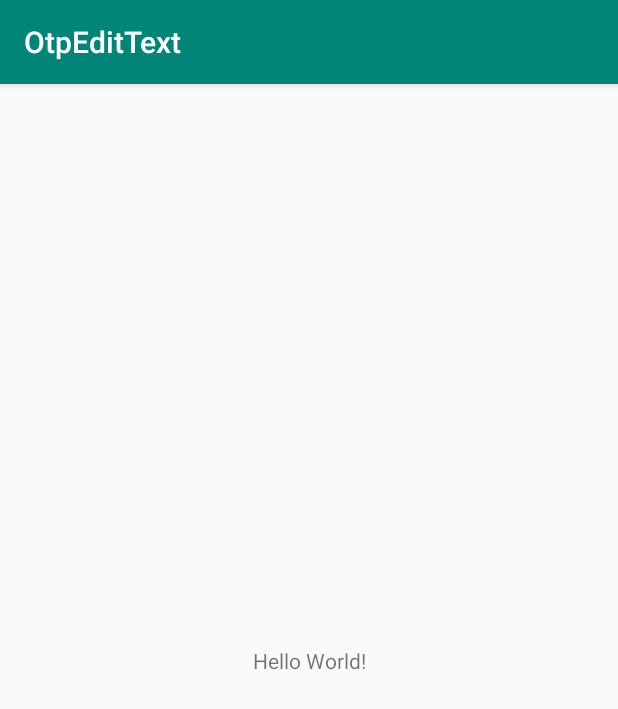
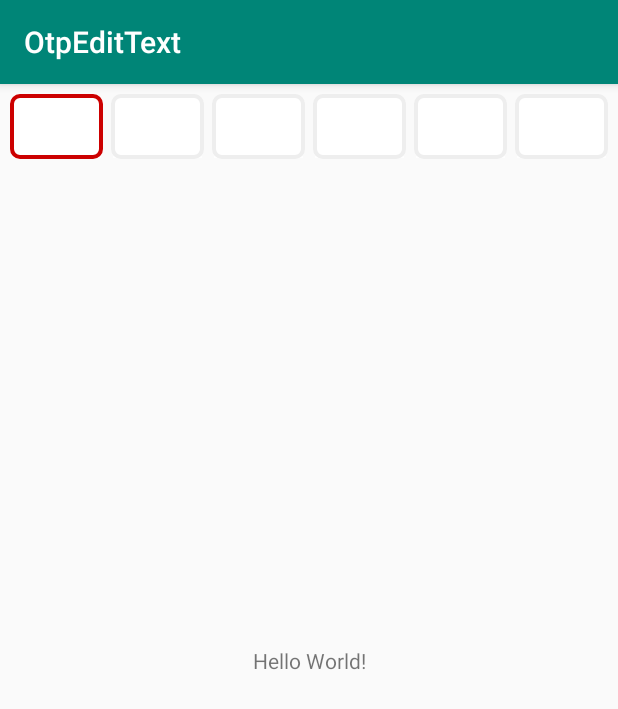
Before and after one commit to swapnil1104/PassCodeText, an Android app: the screen it shows after launch (MainActivity), on a phone screen of 412 x 824 dp. Shown: the top 709 px of the screen. Run offline under Robolectric (Android 15) with nearby library versions, the phone set to English and light mode, and no system bars.

```diff
--- a/app/build.gradle
+++ b/app/build.gradle
@@ -22,6 +22,9 @@ dependencies {
     implementation fileTree(dir: 'libs', include: ['*.jar'])
     implementation 'com.android.support:appcompat-v7:28.0.0'
     implementation 'com.android.support.constraint:constraint-layout:1.1.3'
+
+    implementation project(path: ':otpedittext2')
+
     testImplementation 'junit:junit:4.12'
     androidTestImplementation 'com.android.support.test:runner:1.0.2'
     androidTestImplementation 'com.android.support.test.espresso:espresso-core:3.0.2'
--- a/app/src/main/res/layout/activity_main.xml
+++ b/app/src/main/res/layout/activity_main.xml
@@ -15,4 +15,16 @@
         app:layout_constraintRight_toRightOf="parent"
         app:layout_constraintTop_toTopOf="parent" />
 
+    <com.broooapps.otpedittext2.OtpEditText
+        android:layout_width="match_parent"
+        android:layout_height="wrap_content"
+        android:clickable="false"
+        android:cursorVisible="false"
+        android:digits="0123456789"
+        android:inputType="number"
+        android:maxLength="6"
+        android:padding="8dp"
+        android:textSize="30sp"
+        app:layout_constraintTop_toTopOf="parent" />
+
 </android.support.constraint.ConstraintLayout>
--- /dev/null
+++ b/otpedittext2/src/main/java/com/broooapps/otpedittext2/OtpEditText.java
@@ -0,0 +1,189 @@
+package com.broooapps.otpedittext2;
+
+/**
+ * Created by Swapnil Tiwari on 2019-05-07.
+ * swapnil.tiwari@box8.in
+ */
+
+import android.content.Context;
+import android.content.res.TypedArray;
+import android.graphics.Canvas;
+import android.graphics.Color;
+import android.graphics.Paint;
+import android.support.v4.content.ContextCompat;
+import android.support.v7.widget.AppCompatEditText;
+import android.text.Editable;
+import android.text.TextPaint;
+import android.util.AttributeSet;
+import android.view.ActionMode;
+import android.view.Menu;
+import android.view.MenuItem;
+import android.view.View;
+
+
+public class OtpEditText extends AppCompatEditText {
+    public static final String XML_NAMESPACE_ANDROID = "http://schemas.android.com/apk/res/android";
+    private int defStyleAttr = 0;
+
+    private float mSpace = 8; //24 dp by default, space between the lines
+    private float mCharSize;
+    private float mNumChars = 6;
+    private float mLineSpacing = 10; //8dp by default, height of the text from our lines
+    private int mMaxLength = 6;
+
+    private OnClickListener mClickListener;
+
+    private float mLineStroke = 1; //1dp by default
+    private float mLineStrokeSelected = 2; //2dp by default
+    private Paint mLinesPaint;
+
+    private int mMainColor;
+    private int mSecondaryColor;
+    private int mTextColor;
+
+    private Paint mStrokePaint;
+
+    public OtpEditText(Context context) {
+        super(context);
+    }
+
+    public OtpEditText(Context context, AttributeSet attrs) {
+        super(context, attrs);
+        init(context, attrs);
+    }
+
+    public OtpEditText(Context context, AttributeSet attrs, int defStyleAttr) {
+        super(context, attrs, defStyleAttr);
+        this.defStyleAttr = defStyleAttr;
+        init(context, attrs);
+    }
+
+    private void init(Context context, AttributeSet attrs) {
+
+        getAttrsFromTypedArray(attrs);
+
+        float multi = context.getResources().getDisplayMetrics().density;
+        mLineStroke = multi * mLineStroke;
+        mLineStrokeSelected = multi * mLineStrokeSelected;
+        mLinesPaint = new Paint(getPaint());
+        mStrokePaint = new Paint(getPaint());
+        mStrokePaint.setStrokeWidth(4);
+        mStrokePaint.setStyle(Paint.Style.STROKE);
+        mLinesPaint.setStrokeWidth(mLineStroke);
+        setBackgroundResource(0);
+        mSpace = multi * mSpace; //convert to pixels for our density
+        mNumChars = mMaxLength;
+
+        //Disable copy paste
+        super.setCustomSelectionActionModeCallback(new ActionMode.Callback() {
+            public boolean onPrepareActionMode(ActionMode mode, Menu menu) {
+                return false;
+            }
+
+            public void onDestroyActionMode(ActionMode mode) {
+            }
+
+            public boolean onCreateActionMode(ActionMode mode, Menu menu) {
+                return false;
+            }
+
+            public boolean onActionItemClicked(ActionMode mode, MenuItem item) {
+                return false;
+            }
+        });
+        // When tapped, move cursor to end of text.
+        super.setOnClickListener(new OnClickListener() {
+            @Override
+            public void onClick(View v) {
+                setSelection(getText().length());
+                if (mClickListener != null) {
+                    mClickListener.onClick(v);
+                }
+            }
+        });
+
+    }
+
+    private void getAttrsFromTypedArray(AttributeSet attributeSet) {
+        final TypedArray a = getContext().obtainStyledAttributes(attributeSet, R.styleable.OtpEditText, defStyleAttr, 0);
+
+        mMaxLength = attributeSet.getAttributeIntValue(XML_NAMESPACE_ANDROID, "maxLength", 4);
+        mMainColor = a.getColor(R.styleable.OtpEditText_oev_primary_color, getResources().getColor(android.R.color.holo_red_dark));
+        mSecondaryColor = a.getColor(R.styleable.OtpEditText_oev_secondary_color, getResources().getColor(R.color.light_gray));
+        mTextColor = a.getColor(R.styleable.OtpEditText_oev_text_color, getResources().getColor(android.R.color.black));
+
+        a.recycle();
+    }
+
+    @Override
+    public void setOnClickListener(OnClickListener l) {
+        mClickListener = l;
+    }
+
+    @Override
+    public void setCustomSelectionActionModeCallback(ActionMode.Callback actionModeCallback) {
+        throw new RuntimeException("setCustomSelectionActionModeCallback() not supported.");
+    }
+
+    @Override
+    protected void onDraw(Canvas canvas) {
+        int availableWidth = getWidth() - getPaddingRight() - getPaddingLeft();
+        if (mSpace < 0) {
+            mCharSize = (availableWidth / (mNumChars * 2 - 1));
+        } else {
+            mCharSize = (availableWidth - (mSpace * (mNumChars - 1))) / mNumChars;
+        }
+
+        mLineSpacing = (float) (getHeight() * .7);
+
+        int startX = getPaddingLeft();
+        int bottom = getHeight() - getPaddingBottom();
+        int top = getPaddingTop();
+
+        //Text Width
+        Editable text = getText();
+        int textLength = text.length();
+        float[] textWidths = new float[textLength];
+        getPaint().getTextWidths(getText(), 0, textLength, textWidths);
+
+        for (int i = 0; i < mNumChars; i++) {
+            updateColorForLines(i <= textLength, i == textLength, getText().length(), (int) mNumChars);
+            canvas.drawLine(startX, bottom, startX + mCharSize, bottom, mLinesPaint);
+
+            try {
+                canvas.drawRoundRect(startX, top, startX + mCharSize, bottom, 8, 8, mLinesPaint);
+                canvas.drawRoundRect(startX, top, startX + mCharSize, bottom, 8, 8, mStrokePaint);
+            } catch (NoSuchMethodError err) {
+                canvas.drawRect(startX, top, startX + mCharSize, bottom, mLinesPaint);
+                canvas.drawRect(startX, top, startX + mCharSize, bottom, mStrokePaint);
+            }
+            if (getText().length() > i) {
+                float middle = startX + mCharSize / 2;
+                canvas.drawText(text, i, i + 1, middle - textWidths[0] / 2, mLineSpacing, getPaint());
+            }
+
+            if (mSpace < 0) {
+                startX += mCharSize * 2;
+            } else {
+                startX += mCharSize + mSpace;
+            }
+        }
+    }
+
+    /**
+     * @param next Is the current char the next character to be input?
+     */
+    private void updateColorForLines(boolean next, boolean current, int textSize, int totalSize) {
+        if (next) {
+            mStrokePaint.setColor(mSecondaryColor);
+            mLinesPaint.setColor(mSecondaryColor);
+        } else {
+            mStrokePaint.setColor(mSecondaryColor);
+            mLinesPaint.setColor(ContextCompat.getColor(getContext(), android.R.color.white));
+        }
+        if (current) {
+            mLinesPaint.setColor(ContextCompat.getColor(getContext(), android.R.color.white));
+            mStrokePaint.setColor(mMainColor);
+        }
+    }
+}
--- /dev/null
+++ b/otpedittext2/src/main/res/values/colors.xml
@@ -0,0 +1,4 @@
+<?xml version="1.0" encoding="utf-8"?>
+<resources>
+    <color name="light_gray">#eeeeee</color>
+</resources>
```
Also changed, not shown: otpedittext2/src/main/res/values/attrs.xml (added, +12 -0 lines).
